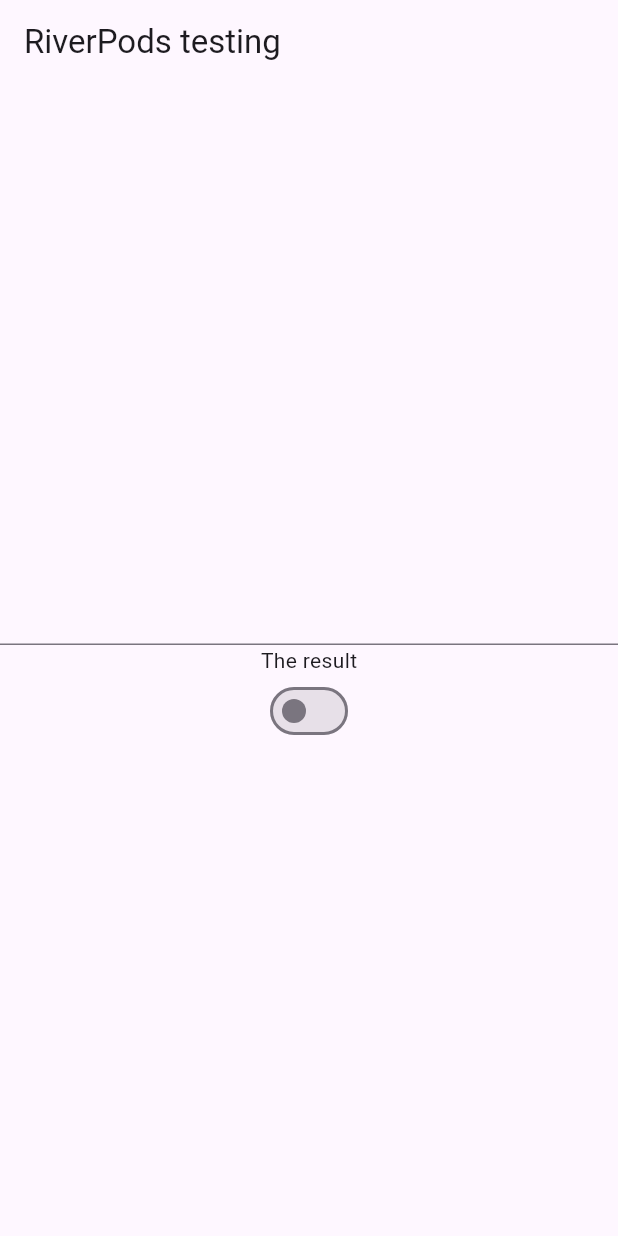
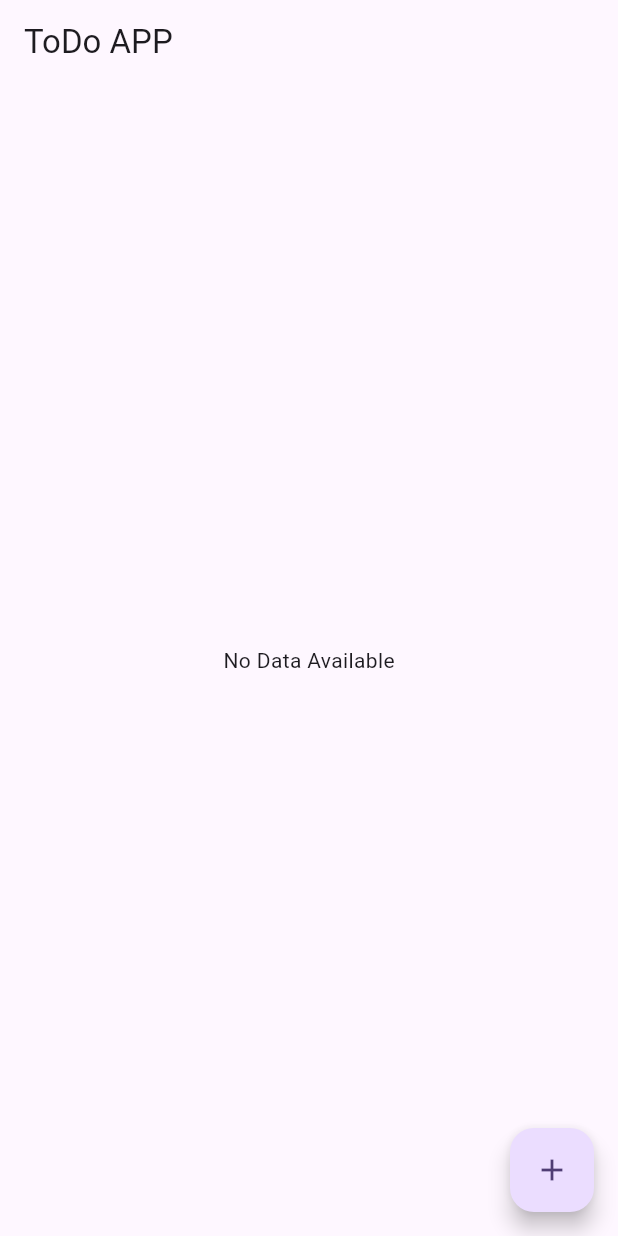
Before and after one commit to minkhantkyaw-mobile/currency-converter-app-api-riverpod, a Flutter app: the screen it shows after launch, on a phone screen of 412 x 824 dp. Run offline on Flutter 3.47's test engine with Material 3 defaults, Android fonts, the phone set to English and light mode, and no system bars; our stand-ins replace flutter_riverpod.

Commit message:
Successfully create TODO app with StateNotifierProvider also include update and delete

```diff
--- a/lib/main.dart
+++ b/lib/main.dart
@@ -1,5 +1,6 @@
 import 'package:currency_converter_app_sl/screens/home_with_cbBank.dart';
 import 'package:currency_converter_app_sl/screens/riverpod_test_screen.dart';
+import 'package:currency_converter_app_sl/screens/todo_home_screen.dart';
 import 'package:flutter/material.dart';
 import 'package:flutter_riverpod/flutter_riverpod.dart';
 
@@ -19,7 +20,7 @@ class MyApp extends StatelessWidget {
       theme: ThemeData(
         colorScheme: ColorScheme.fromSeed(seedColor: Colors.deepPurple),
       ),
-      home: RiverpodTestScreen(),
+      home: TodoHomeScreen(),
     );
   }
 }
--- /dev/null
+++ b/lib/model/item.dart
@@ -0,0 +1,5 @@
+class Item {
+  String id;
+  String name;
+  Item({required this.id, required this.name});
+}
--- a/lib/screens/riverpod_test_screen.dart
+++ b/lib/screens/riverpod_test_screen.dart
@@ -11,42 +11,41 @@ class RiverpodTestScreen extends ConsumerWidget {
   Widget build(BuildContext context, WidgetRef ref) {
     // var value = ref.watch(counterStateProvider);
 
-    print("value");
     return Scaffold(
       appBar: AppBar(title: Text("RiverPods testing")),
       body: Center(
-        child: Column(
-          mainAxisAlignment: MainAxisAlignment.center,
-          children: [
-            TextField(
-              onChanged: (value) {
-                ref.read(searchProvider.notifier).search(value);
-              },
-            ),
-            Consumer(
-              builder: (context, ref, child) {
-                final search = ref.watch(
-                  searchProvider.select((state) => state.search),
-                );
-                print("one");
-                return Text("The result" + search);
-              },
-            ),
-            Consumer(
-              builder: (context, ref, child) {
-                final change = ref.watch(
-                  searchProvider.select((state) => state.isChange),
-                );
-                return Switch(
-                  value: change,
-                  onChanged: (value) {
-                    ref.read(searchProvider.notifier).onChange(value);
-                  },
-                );
-              },
-            ),
-          ],
-        ),
+        // child: Column(
+        //   mainAxisAlignment: MainAxisAlignment.center,
+        //   children: [
+        //     TextField(
+        //       onChanged: (value) {
+        //         ref.read(searchProvider.notifier).search(value);
+        //       },
+        //     ),
+        //     Consumer(
+        //       builder: (context, ref, child) {
+        //         final search = ref.watch(
+        //           searchProvider.select((state) => state.search),
+        //         );
+        //         print("one");
+        //         return Text("The result" + search);
+        //       },
+        //     ),
+        //     Consumer(
+        //       builder: (context, ref, child) {
+        //         final change = ref.watch(
+        //           searchProvider.select((state) => state.isChange),
+        //         );
+        //         return Switch(
+        //           value: change,
+        //           onChanged: (value) {
+        //             ref.read(searchProvider.notifier).onChange(value);
+        //           },
+        //         );
+        //       },
+        //     ),
+        //   ],
+        // ),
         /////////////////////
         ///State Provider Testing
         ////////////////////
--- /dev/null
+++ b/lib/screens/todo_home_screen.dart
@@ -0,0 +1,53 @@
+import 'package:currency_converter_app_sl/provider/item_provider.dart';
+import 'package:flutter/material.dart';
+import 'package:flutter_riverpod/flutter_riverpod.dart';
+
+class TodoHomeScreen extends ConsumerWidget {
+  const TodoHomeScreen({super.key});
+
+  @override
+  Widget build(BuildContext context, WidgetRef ref) {
+    final item = ref.watch(itemProvier);
+    return Scaffold(
+      appBar: AppBar(title: Text("ToDo APP")),
+      floatingActionButton: FloatingActionButton(
+        onPressed: () {
+          ref.read(itemProvier.notifier).showInputDialog(context);
+        },
+        child: Icon(Icons.add),
+      ),
+      body:
+          item.isEmpty
+              ? Center(child: Text("No Data Available"))
+              : ListView.builder(
+                itemCount: item.length,
+                itemBuilder: (context, index) {
+                  final data = item[index];
+                  return ListTile(
+                    title: Text(data.name),
+                    trailing: Row(
+                      mainAxisSize: MainAxisSize.min,
+                      children: [
+                        IconButton(
+                          onPressed: () {
+                            String id = data.id;
+                            ref
+                                .read(itemProvier.notifier)
+                                .showInputDialogUpdate(context, id);
+                          },
+                          icon: Icon(Icons.update),
+                        ),
+                        IconButton(
+                          onPressed: () {
+                            ref.read(itemProvier.notifier).deleteItem(data.id);
+                          },
+                          icon: Icon(Icons.delete),
+                        ),
+                      ],
+                    ),
+                  );
+                },
+              ),
+    );
+  }
+}
```
Also changed, not shown: lib/provider/item_provider.dart (added, +90 -0 lines).
